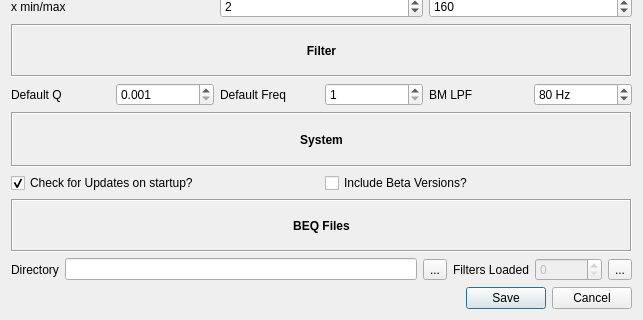
Before: the Qt Designer form src/main/python/ui/preferences.ui in 3ll3d00d/beqdesigner, drawn with Qt 5; both pictures show x 0 to 643 and y 444 to 764 of the 643 by 764 pixel window.
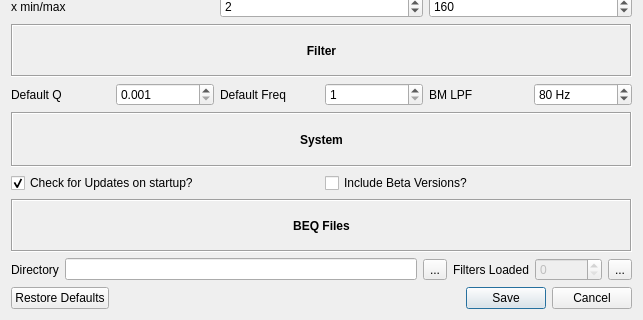
After: the same form once the commit is applied.

Commit message: add a restore defaults button #266

What changed in the file:
```diff
--- a/src/main/python/ui/preferences.ui
+++ b/src/main/python/ui/preferences.ui
@@ -667,7 +667,7 @@
       <enum>Qt::Horizontal</enum>
      </property>
      <property name="standardButtons">
-      <set>QDialogButtonBox::Cancel|QDialogButtonBox::Save</set>
+      <set>QDialogButtonBox::Cancel|QDialogButtonBox::RestoreDefaults|QDialogButtonBox::Save</set>
      </property>
     </widget>
    </item>
```
The commit also changes 2 other files.
